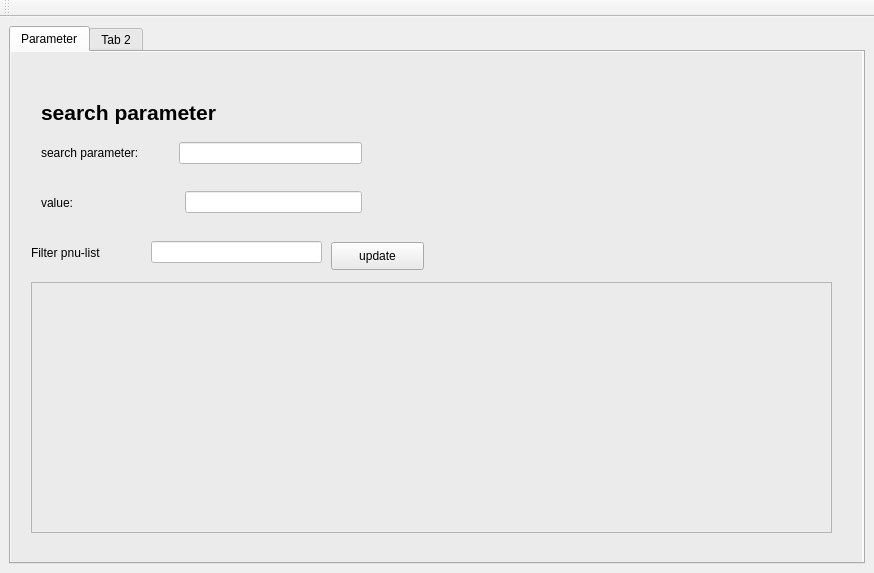
Old version of the form src/edcon/gui/mainwindow.ui in the repository Festo-se/festo-edcon.
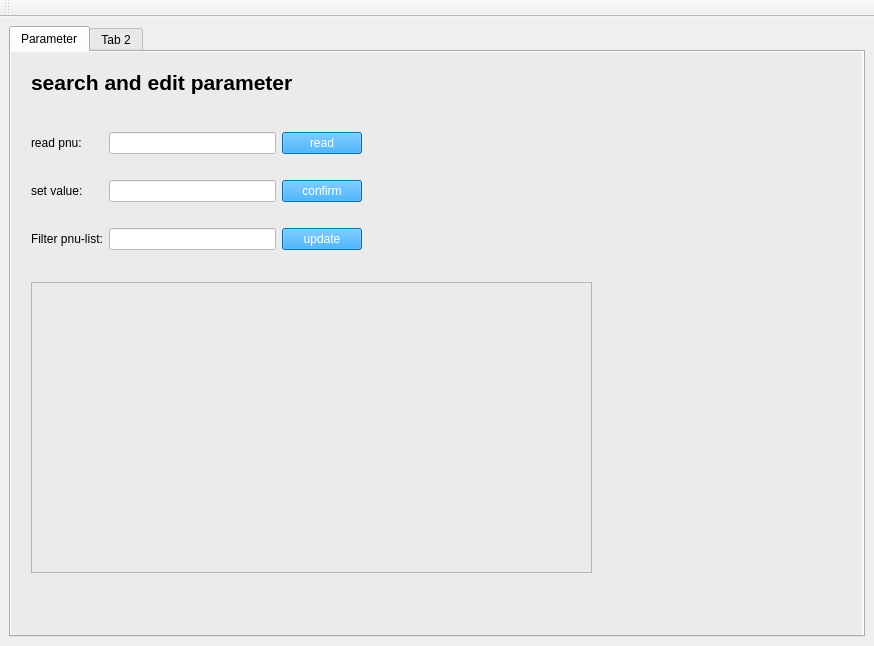
New version of the form.

Commit message: filter table and read all parameters

```diff
--- a/src/edcon/gui/mainwindow.ui
+++ b/src/edcon/gui/mainwindow.ui
@@ -7,7 +7,7 @@
     <x>0</x>
     <y>0</y>
     <width>874</width>
-    <height>573</height>
+    <height>646</height>
    </rect>
   </property>
   <property name="windowTitle">
@@ -30,7 +30,7 @@
           <x>0</x>
           <y>0</y>
           <width>851</width>
-          <height>521</height>
+          <height>591</height>
          </rect>
         </property>
         <property name="styleSheet">
@@ -40,14 +40,14 @@
         <widget class="QLabel" name="label_9">
          <property name="geometry">
           <rect>
-           <x>30</x>
-           <y>40</y>
-           <width>241</width>
+           <x>20</x>
+           <y>10</y>
+           <width>291</width>
            <height>41</height>
           </rect>
          </property>
          <property name="text">
-          <string>&lt;html&gt;&lt;head/&gt;&lt;body&gt;&lt;p&gt;&lt;span style=&quot; font-size:16pt; font-weight:600;&quot;&gt;search parameter&lt;/span&gt;&lt;/p&gt;&lt;/body&gt;&lt;/html&gt;</string>
+          <string>&lt;html&gt;&lt;head/&gt;&lt;body&gt;&lt;p&gt;&lt;span style=&quot; font-size:16pt; font-weight:600;&quot;&gt;search and edit parameter&lt;/span&gt;&lt;/p&gt;&lt;/body&gt;&lt;/html&gt;</string>
          </property>
         </widget>
         <widget class="QTableView" name="tblPnuList">
@@ -55,8 +55,8 @@
           <rect>
            <x>20</x>
            <y>230</y>
-           <width>801</width>
-           <height>251</height>
+           <width>561</width>
+           <height>291</height>
           </rect>
          </property>
         </widget>
@@ -64,80 +64,91 @@
          <property name="geometry">
           <rect>
            <x>20</x>
-           <y>180</y>
-           <width>291</width>
-           <height>41</height>
+           <y>60</y>
+           <width>331</width>
+           <height>161</height>
           </rect>
          </property>
-         <layout class="QHBoxLayout" name="horizontalLayout_2">
-          <property name="spacing">
-           <number>50</number>
-          </property>
-          <item>
-           <widget class="QLabel" name="label_2">
-            <property name="text">
-             <string>Filter pnu-list</string>
+         <layout class="QGridLayout" name="gridLayout">
+          <item row="1" column="1">
+           <widget class="QLineEdit" name="txtValueParameter">
+            <property name="styleSheet">
+             <string notr="true">QLineEdit{background-color:white;
+color:black}</string>
+            </property>
+            <property name="inputMask">
+             <string>0000000000</string>
+            </property>
+            <property name="clearButtonEnabled">
+             <bool>true</bool>
             </property>
            </widget>
           </item>
-          <item>
+          <item row="2" column="1">
            <widget class="QLineEdit" name="txtsearchPnuList">
             <property name="styleSheet">
              <string notr="true">QLineEdit{background-color:white;
 color:black}</string>
             </property>
+            <property name="text">
+             <string/>
+            </property>
             <property name="clearButtonEnabled">
              <bool>true</bool>
             </property>
            </widget>
           </item>
-         </layout>
-        </widget>
-        <widget class="QPushButton" name="btnUpdate">
-         <property name="geometry">
-          <rect>
-           <x>320</x>
-           <y>190</y>
-           <width>93</width>
-           <height>28</height>
-          </rect>
-         </property>
-         <property name="text">
-          <string>update</string>
-         </property>
-        </widget>
-        <widget class="QWidget" name="formLayoutWidget">
-         <property name="geometry">
-          <rect>
-           <x>20</x>
-           <y>80</y>
-           <width>341</width>
-           <height>42</height>
-          </rect>
-         </property>
-         <layout class="QFormLayout" name="formLayout">
-          <property name="horizontalSpacing">
-           <number>40</number>
-          </property>
-          <property name="verticalSpacing">
-           <number>40</number>
-          </property>
-          <property name="leftMargin">
-           <number>10</number>
-          </property>
-          <property name="topMargin">
-           <number>10</number>
-          </property>
-          <property name="rightMargin">
-           <number>10</number>
-          </property>
-          <property name="bottomMargin">
-           <number>10</number>
-          </property>
+          <item row="1" column="0">
+           <widget class="QLabel" name="label_8">
+            <property name="text">
+             <string>set value:</string>
+            </property>
+           </widget>
+          </item>
+          <item row="2" column="2">
+           <widget class="QPushButton" name="btnUpdate">
+            <property name="styleSheet">
+             <string notr="true">background-color: rgb(0, 153, 255);
+color: rgb(255, 255, 255);</string>
+            </property>
+            <property name="text">
+             <string>update</string>
+            </property>
+           </widget>
+          </item>
+          <item row="1" column="2">
+           <widget class="QPushButton" name="btnConfirmValue">
+            <property name="styleSheet">
+             <string notr="true">background-color: rgb(0, 153, 255);
+color: rgb(255, 255, 255);</string>
+            </property>
+            <property name="text">
+             <string>confirm</string>
+            </property>
+           </widget>
+          </item>
           <item row="0" column="0">
            <widget class="QLabel" name="label_3">
             <property name="text">
-             <string>search parameter:</string>
+             <string>read pnu:</string>
+            </property>
+           </widget>
+          </item>
+          <item row="0" column="2">
+           <widget class="QPushButton" name="btnReadValue">
+            <property name="styleSheet">
+             <string notr="true">background-color: rgb(0, 153, 255);
+color: rgb(255, 255, 255);</string>
+            </property>
+            <property name="text">
+             <string>read</string>
+            </property>
+           </widget>
+          </item>
+          <item row="2" column="0">
+           <widget class="QLabel" name="label_2">
+            <property name="text">
+             <string>Filter pnu-list:</string>
             </property>
            </widget>
           </item>
@@ -166,54 +177,6 @@
           </item>
          </layout>
         </widget>
-        <widget class="QWidget" name="horizontalLayoutWidget">
-         <property name="geometry">
-          <rect>
-           <x>20</x>
-           <y>130</y>
-           <width>341</width>
-           <height>41</height>
-          </rect>
-         </property>
-         <layout class="QHBoxLayout" name="horizontalLayout">
-          <property name="spacing">
-           <number>112</number>
-          </property>
-          <property name="leftMargin">
-           <number>10</number>
-          </property>
-          <property name="topMargin">
-           <number>5</number>
-          </property>
-          <property name="rightMargin">
-           <number>10</number>
-          </property>
-          <property name="bottomMargin">
-           <number>5</number>
-          </property>
-          <item>
-           <widget class="QLabel" name="label_8">
-            <property name="text">
-             <string>value:</string>
-            </property>
-           </widget>
-          </item>
-          <item>
-           <widget class="QLineEdit" name="txtValueParameter">
-            <property name="styleSheet">
-             <string notr="true">QLineEdit{background-color:white;
-color:black}</string>
-            </property>
-            <property name="inputMask">
-             <string>0000000000</string>
-            </property>
-            <property name="clearButtonEnabled">
-             <bool>true</bool>
-            </property>
-           </widget>
-          </item>
-         </layout>
-        </widget>
        </widget>
       </widget>
       <widget class="QWidget" name="motionTab">
```
Left out of the diff: 2 changed lines with no effect on the pictures. The commit also changes 5 other files.
